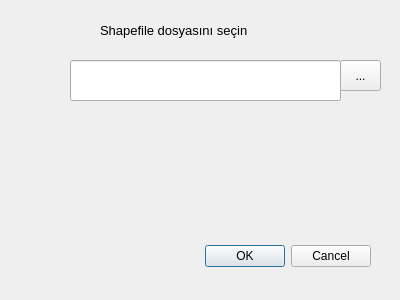
This is group10_dialog_base.ui in GMT-456-GIS-Programming/PluginDevelopment as Qt 5 draws it before an edit. The edited form follows.
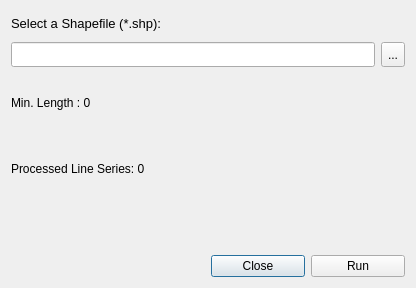
This is the edited form. Icons and pictures are not drawn.

Commit message:
Bug Fix, new features init and UI update.
Syntax errors fixed related to "import ogr". QGIS 3.x plugins have to use "from osgeo import ogr".
QVariant is used but not declared on import sect.
UI design updated to more user friendly look.
Minimum distance overall is computed and displayed in gui.
Num. of processed "lineseries" displayed in gui.

The edit to the form file:
```diff
--- a/group10_dialog_base.ui
+++ b/group10_dialog_base.ui
@@ -6,70 +6,141 @@
    <rect>
     <x>0</x>
     <y>0</y>
-    <width>400</width>
-    <height>300</height>
+    <width>416</width>
+    <height>288</height>
    </rect>
   </property>
   <property name="windowTitle">
    <string>group10</string>
   </property>
-  <widget class="QDialogButtonBox" name="button_box">
-   <property name="geometry">
-    <rect>
-     <x>30</x>
-     <y>240</y>
-     <width>341</width>
-     <height>32</height>
-    </rect>
-   </property>
-   <property name="orientation">
-    <enum>Qt::Horizontal</enum>
-   </property>
-   <property name="standardButtons">
-    <set>QDialogButtonBox::Cancel|QDialogButtonBox::Ok</set>
-   </property>
-  </widget>
-  <widget class="QLineEdit" name="lineEdit">
-   <property name="geometry">
-    <rect>
-     <x>70</x>
-     <y>60</y>
-     <width>271</width>
-     <height>41</height>
-    </rect>
-   </property>
-  </widget>
-  <widget class="QLabel" name="label">
-   <property name="geometry">
-    <rect>
-     <x>100</x>
-     <y>20</y>
-     <width>191</width>
-     <height>21</height>
-    </rect>
-   </property>
-   <property name="font">
-    <font>
-     <pointsize>10</pointsize>
-    </font>
-   </property>
-   <property name="text">
-    <string>Shapefile dosyasını seçin</string>
-   </property>
-  </widget>
-  <widget class="QToolButton" name="toolButton">
-   <property name="geometry">
-    <rect>
-     <x>340</x>
-     <y>60</y>
-     <width>41</width>
-     <height>31</height>
-    </rect>
-   </property>
-   <property name="text">
-    <string>...</string>
-   </property>
-  </widget>
+  <layout class="QVBoxLayout" name="verticalLayout_2">
+   <item>
+    <layout class="QVBoxLayout" name="verticalLayout">
+     <item>
+      <widget class="QLabel" name="label">
+       <property name="maximumSize">
+        <size>
+         <width>16777215</width>
+         <height>25</height>
+        </size>
+       </property>
+       <property name="font">
+        <font>
+         <pointsize>10</pointsize>
+        </font>
+       </property>
+       <property name="text">
+        <string>Select a Shapefile (*.shp):</string>
+       </property>
+      </widget>
+     </item>
+     <item>
+      <layout class="QHBoxLayout" name="horizontalLayout">
+       <property name="sizeConstraint">
+        <enum>QLayout::SetDefaultConstraint</enum>
+       </property>
+       <item>
+        <widget class="QLineEdit" name="lineEdit">
+         <property name="maximumSize">
+          <size>
+           <width>16777215</width>
+           <height>25</height>
+          </size>
+         </property>
+        </widget>
+       </item>
+       <item>
+        <widget class="QToolButton" name="toolButton">
+         <property name="maximumSize">
+          <size>
+           <width>16777215</width>
+           <height>25</height>
+          </size>
+         </property>
+         <property name="text">
+          <string>...</string>
+         </property>
+        </widget>
+       </item>
+      </layout>
+     </item>
+    </layout>
+   </item>
+   <item>
+    <layout class="QVBoxLayout" name="verticalLayout_3">
+     <item>
+      <widget class="QLabel" name="minLabel">
+       <property name="text">
+        <string>Min. Length : 0</string>
+       </property>
+      </widget>
+     </item>
+     <item>
+      <widget class="QLabel" name="procLineSegment">
+       <property name="text">
+        <string>Processed Line Series: 0</string>
+       </property>
+      </widget>
+     </item>
+    </layout>
+   </item>
+   <item>
+    <layout class="QHBoxLayout" name="horizontalLayout_2">
+     <property name="leftMargin">
+      <number>200</number>
+     </property>
+     <property name="topMargin">
+      <number>50</number>
+     </property>
+     <item>
+      <widget class="QPushButton" name="closeButton">
+       <property name="maximumSize">
+        <size>
+         <width>100</width>
+         <height>16777215</height>
+        </size>
+       </property>
+       <property name="text">
+        <string>Close</string>
+       </property>
+       <property name="icon">
+        <iconset>
+         <normaloff>close.png</normaloff>close.png</iconset>
+       </property>
+       <property name="iconSize">
+        <size>
+         <width>16</width>
+         <height>16</height>
+        </size>
+       </property>
+      </widget>
+     </item>
+     <item>
+      <widget class="QPushButton" name="runButton">
+       <property name="maximumSize">
+        <size>
+         <width>100</width>
+         <height>16777215</height>
+        </size>
+       </property>
+       <property name="text">
+        <string>Run</string>
+       </property>
+       <property name="icon">
+        <iconset>
+         <normaloff>run.png</normaloff>run.png</iconset>
+       </property>
+       <property name="iconSize">
+        <size>
+         <width>16</width>
+         <height>16</height>
+        </size>
+       </property>
+      </widget>
+     </item>
+    </layout>
+   </item>
+  </layout>
  </widget>
  <resources/>
  <connections>
```
Left out of the diff: 30 changed lines with no effect on the pictures. The commit also changes 4 other files.
